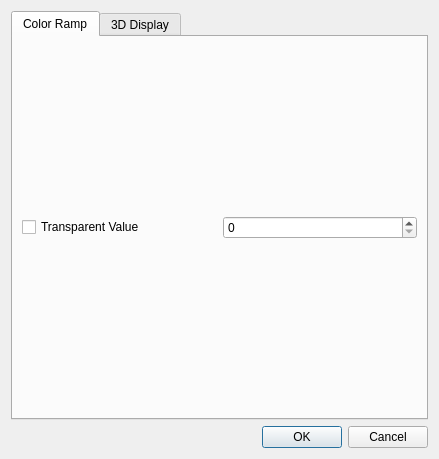
This is cassandra/uis/RasterConfigurator.ui in xrubio/pandora as Qt 5 draws it before an edit. The edited form follows.
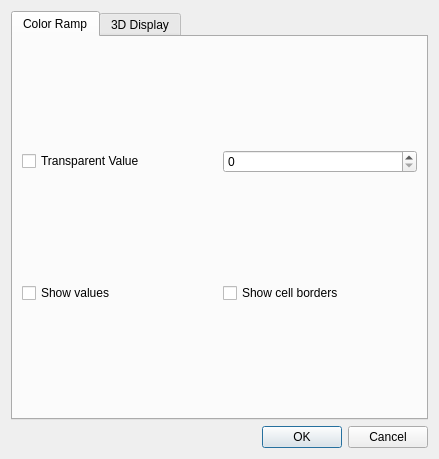
This is the edited form.

Patch:
```diff
--- a/cassandra/uis/RasterConfigurator.ui
+++ b/cassandra/uis/RasterConfigurator.ui
@@ -51,6 +51,27 @@
          </item>
         </layout>
        </item>
+       <item>
+        <layout class="QHBoxLayout" name="horizontalLayout_5">
+         <property name="sizeConstraint">
+          <enum>QLayout::SetMinimumSize</enum>
+         </property>
+         <item>
+          <widget class="QCheckBox" name="showValues">
+           <property name="text">
+            <string>Show values</string>
+           </property>
+          </widget>
+         </item>
+         <item>
+          <widget class="QCheckBox" name="showBorders">
+           <property name="text">
+            <string>Show cell borders</string>
+           </property>
+          </widget>
+         </item>
+        </layout>
+       </item>
       </layout>
      </widget>
      <widget class="QWidget" name="Display3D">
```
